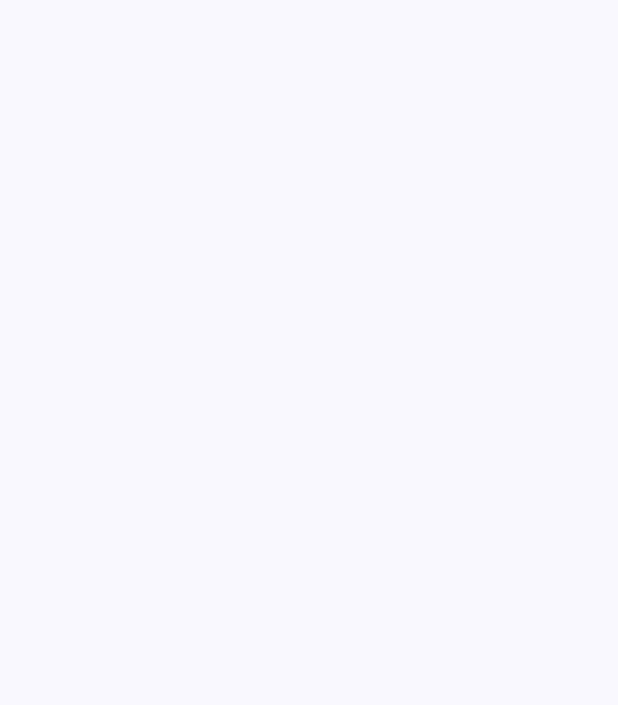
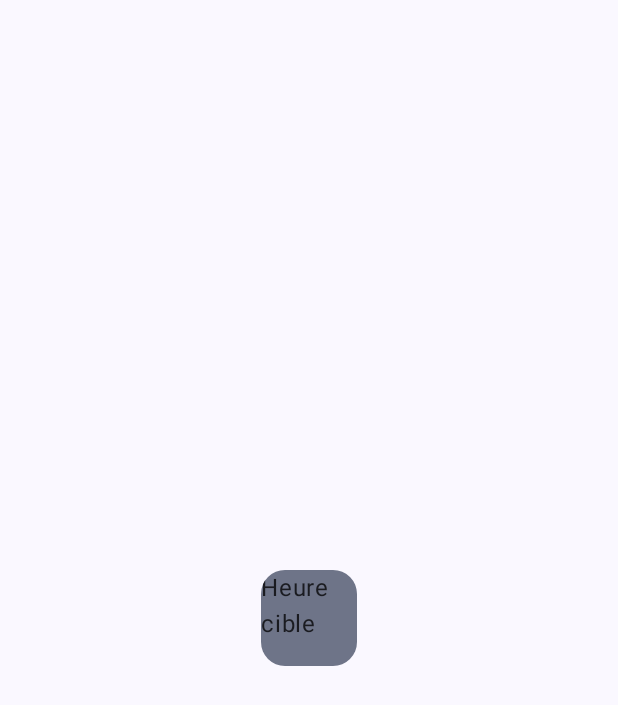
Before and after one commit to Iliano101/chrono-calcul-mobile, an Android app built with Jetpack Compose: the screen it shows after launch (MainActivity), on a phone screen of 412 x 824 dp. Before the commit the part shown is empty. Shown: the top 705 px of the screen. Run offline under Robolectric (Android 15) with nearby library versions, the phone set to English and light mode, and no system bars.

Commit message:
Basic UI test

```diff
--- a/app/src/main/java/com/iliano/chrono_calcul_mobile/ui/screens/calculator/CalculatorScreen.kt
+++ b/app/src/main/java/com/iliano/chrono_calcul_mobile/ui/screens/calculator/CalculatorScreen.kt
@@ -1,8 +1,35 @@
 package com.iliano.chrono_calcul_mobile.ui.screens.calculator
 
+import androidx.compose.foundation.background
+import androidx.compose.foundation.layout.Arrangement
+import androidx.compose.foundation.layout.Box
+import androidx.compose.foundation.layout.Column
+import androidx.compose.foundation.layout.size
+import androidx.compose.foundation.shape.RoundedCornerShape
+import androidx.compose.material3.ExperimentalMaterial3Api
+import androidx.compose.material3.MaterialTheme
+import androidx.compose.material3.Text
 import androidx.compose.runtime.Composable
+import androidx.compose.ui.Alignment
+import androidx.compose.ui.Modifier
+import androidx.compose.ui.draw.clip
+import androidx.compose.ui.unit.dp
 
+@OptIn(ExperimentalMaterial3Api::class)
 @Composable
 fun CalculatorScreen(calculatorViewModel: CalculatorViewModel = CalculatorViewModel()) {
+    Column(
+        horizontalAlignment = Alignment.CenterHorizontally,
+        verticalArrangement = Arrangement.SpaceAround
+    ) {
+        Box(
+            modifier = Modifier
+                .size(64.dp)
+                .clip(RoundedCornerShape(16.dp))
+                .background(MaterialTheme.colorScheme.secondaryContainer)
 
+        ) {
+            Text(text = "Heure cible")
+        }
+    }
 }
```
